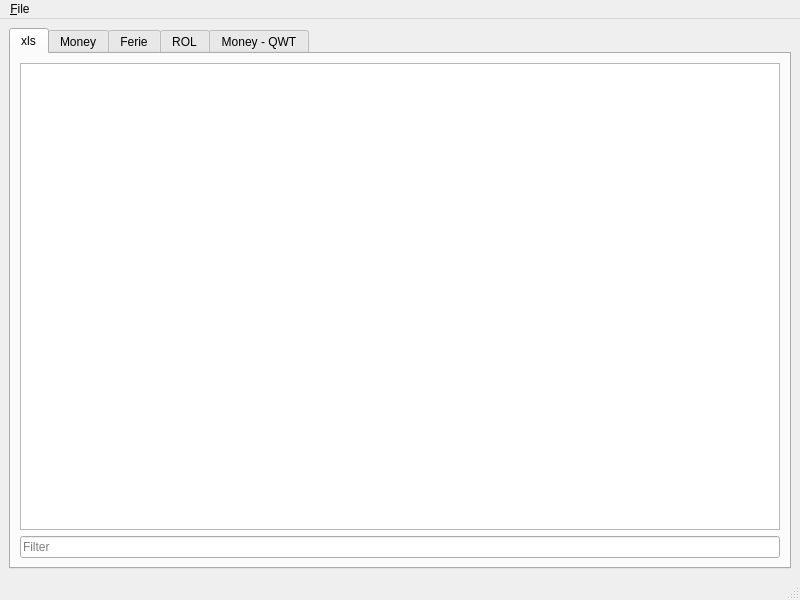
Above: src/payviewer/resources/mainui.ui from ZeeD/pay-viewer before the change. Below: the same form after it.
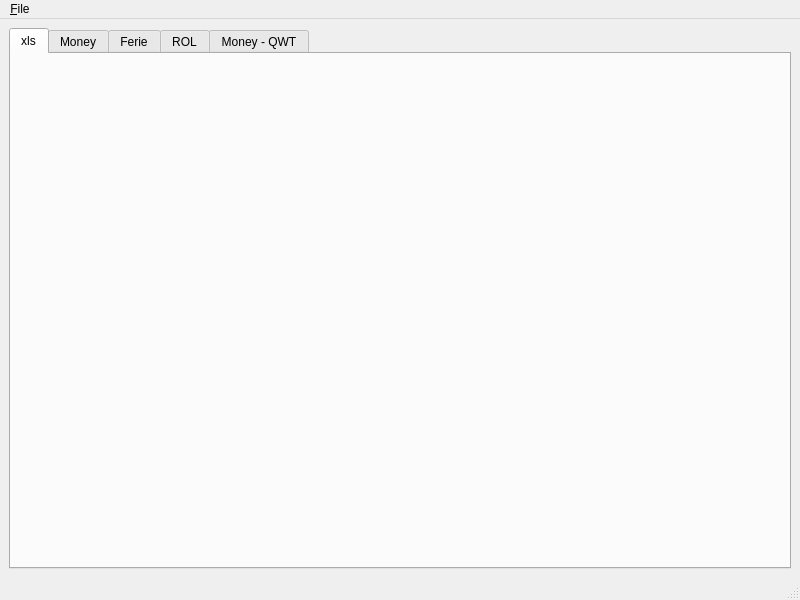
That is the form after the change.

What changed in the file:
```diff
--- a/src/payviewer/resources/mainui.ui
+++ b/src/payviewer/resources/mainui.ui
@@ -24,52 +24,7 @@
        <attribute name="title">
         <string>xls</string>
        </attribute>
-       <layout class="QGridLayout" name="gridLayout_1">
-        <item row="0" column="0">
-         <widget class="QTableView" name="tableView">
-          <property name="sizeAdjustPolicy">
-           <enum>QAbstractScrollArea::AdjustToContents</enum>
-          </property>
-          <property name="editTriggers">
-           <set>QAbstractItemView::NoEditTriggers</set>
-          </property>
-          <property name="alternatingRowColors">
-           <bool>true</bool>
-          </property>
-          <property name="selectionBehavior">
-           <enum>QAbstractItemView::SelectRows</enum>
-          </property>
-          <property name="showGrid">
-           <bool>true</bool>
-          </property>
-          <property name="gridStyle">
-           <enum>Qt::DashLine</enum>
-          </property>
-          <property name="sortingEnabled">
-           <bool>true</bool>
-          </property>
-          <property name="wordWrap">
-           <bool>false</bool>
-          </property>
-          <attribute name="horizontalHeaderCascadingSectionResizes">
-           <bool>true</bool>
-          </attribute>
-          <attribute name="horizontalHeaderStretchLastSection">
-           <bool>true</bool>
-          </attribute>
-          <attribute name="verticalHeaderVisible">
-           <bool>false</bool>
-          </attribute>
-         </widget>
-        </item>
-        <item row="1" column="0">
-         <widget class="QLineEdit" name="lineEdit">
-          <property name="placeholderText">
-           <string>Filter</string>
-          </property>
-         </widget>
-        </item>
-       </layout>
+       <layout class="QGridLayout" name="gridLayout_1"/>
       </widget>
       <widget class="QWidget" name="chart_money">
        <attribute name="title">
```
Left out of the diff: 2 changed lines with no effect on the pictures.
